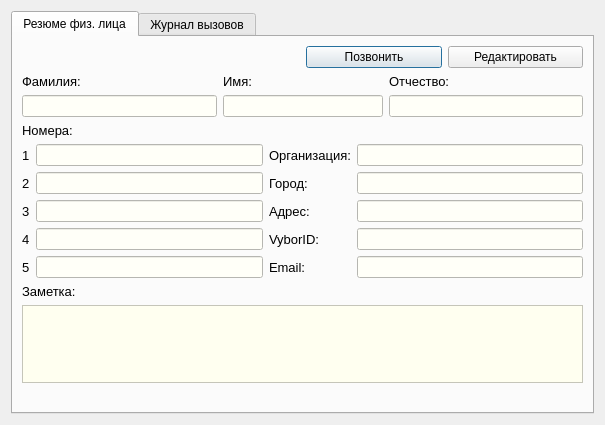
The window that ViewContactDialog.ui (okostynchuk/Outcall) describes before a commit, drawn with Qt 5.
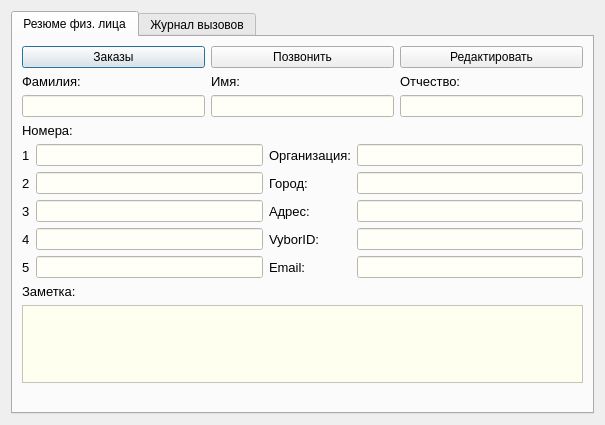
The same window after the commit. Icons and pictures are not drawn.

Commit message: open Access from view contact and other

```diff
--- a/ViewContactDialog.ui
+++ b/ViewContactDialog.ui
@@ -30,12 +30,19 @@
       <attribute name="title">
        <string>Резюме физ. лица</string>
       </attribute>
-      <layout class="QGridLayout" name="gridLayout_3">
+      <layout class="QGridLayout" name="gridLayout_11">
+       <item row="0" column="0">
+        <layout class="QGridLayout" name="gridLayout_5">
        <item row="0" column="0">
         <layout class="QGridLayout" name="gridLayout">
-         <item row="0" column="2" colspan="2">
-          <layout class="QHBoxLayout" name="horizontalLayout">
-           <item>
+           <item row="0" column="0">
+            <widget class="QPushButton" name="openAccess">
+             <property name="text">
+              <string>Заказы</string>
+             </property>
+            </widget>
+           </item>
+           <item row="0" column="1">
             <widget class="QPushButton" name="callButton">
              <property name="focusPolicy">
               <enum>Qt::StrongFocus</enum>
@@ -45,7 +52,7 @@
              </property>
             </widget>
            </item>
-           <item>
+           <item row="0" column="2">
             <widget class="QPushButton" name="editButton">
              <property name="focusPolicy">
               <enum>Qt::StrongFocus</enum>
@@ -57,7 +64,39 @@
            </item>
           </layout>
          </item>
-         <item row="1" column="3">
+         <item row="1" column="0">
+          <layout class="QGridLayout" name="gridLayout_3">
+           <item row="0" column="0">
+            <widget class="QLabel" name="label_2">
+             <property name="font">
+              <font>
+               <pointsize>10</pointsize>
+              </font>
+             </property>
+             <property name="text">
+              <string>Фамилия:</string>
+             </property>
+             <property name="alignment">
+              <set>Qt::AlignBottom|Qt::AlignLeading|Qt::AlignLeft</set>
+             </property>
+            </widget>
+           </item>
+           <item row="0" column="1">
+            <widget class="QLabel" name="label_3">
+             <property name="font">
+              <font>
+               <pointsize>10</pointsize>
+              </font>
+             </property>
+             <property name="text">
+              <string>Имя:</string>
+             </property>
+             <property name="alignment">
+              <set>Qt::AlignBottom|Qt::AlignLeading|Qt::AlignLeft</set>
+             </property>
+            </widget>
+           </item>
+           <item row="0" column="2">
           <widget class="QLabel" name="label_4">
            <property name="font">
             <font>
@@ -69,7 +108,7 @@
            </property>
           </widget>
          </item>
-         <item row="2" column="0">
+           <item row="1" column="0">
           <widget class="QLineEdit" name="LastName">
            <property name="enabled">
             <bool>true</bool>
@@ -93,7 +132,7 @@
            </property>
           </widget>
          </item>
-         <item row="2" column="1" colspan="2">
+           <item row="1" column="1">
           <widget class="QLineEdit" name="FirstName">
            <property name="minimumSize">
             <size>
@@ -111,7 +150,7 @@
            </property>
           </widget>
          </item>
-         <item row="2" column="3">
+           <item row="1" column="2">
           <widget class="QLineEdit" name="Patronymic">
            <property name="minimumSize">
             <size>
@@ -129,35 +168,7 @@
            </property>
           </widget>
          </item>
-         <item row="1" column="1">
-          <widget class="QLabel" name="label_3">
-           <property name="font">
-            <font>
-             <pointsize>10</pointsize>
-            </font>
-           </property>
-           <property name="text">
-            <string>Имя:</string>
-           </property>
-           <property name="alignment">
-            <set>Qt::AlignBottom|Qt::AlignLeading|Qt::AlignLeft</set>
-           </property>
-          </widget>
-         </item>
-         <item row="1" column="0">
-          <widget class="QLabel" name="label_2">
-           <property name="font">
-            <font>
-             <pointsize>10</pointsize>
-            </font>
-           </property>
-           <property name="text">
-            <string>Фамилия:</string>
-           </property>
-           <property name="alignment">
-            <set>Qt::AlignBottom|Qt::AlignLeading|Qt::AlignLeft</set>
-           </property>
-          </widget>
+          </layout>
          </item>
         </layout>
        </item>
```
Left out of the diff: 1 changed line with no effect on the pictures. Lines whose indentation alone changed are shown as unchanged. The commit also changes 12 other files.
